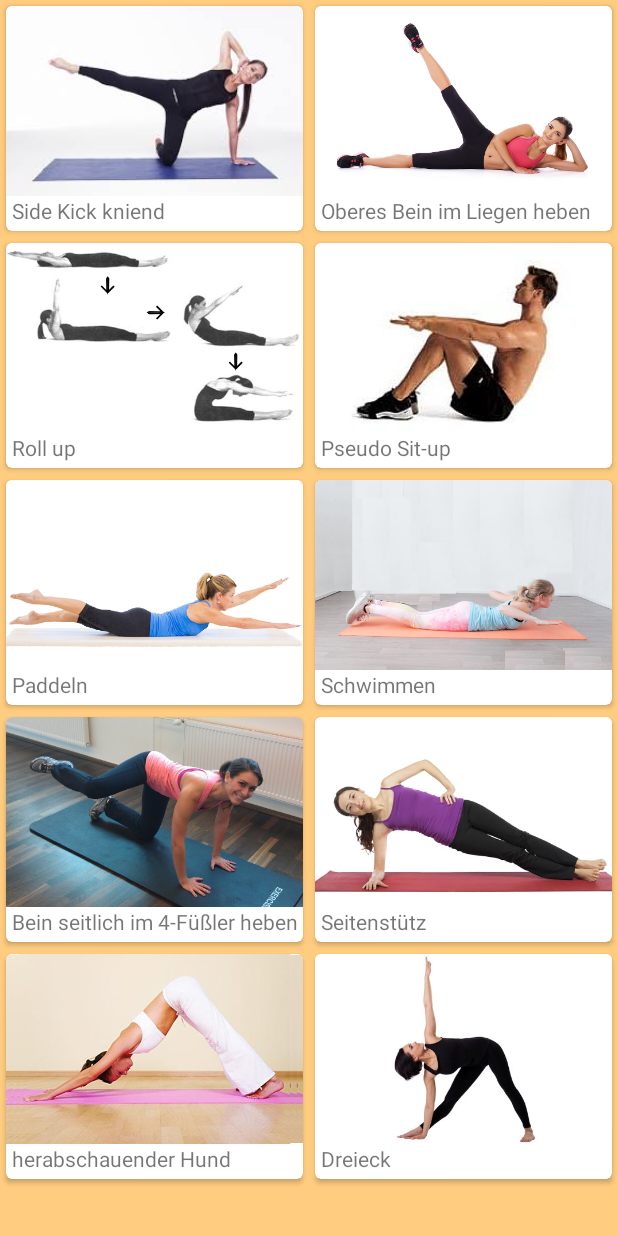
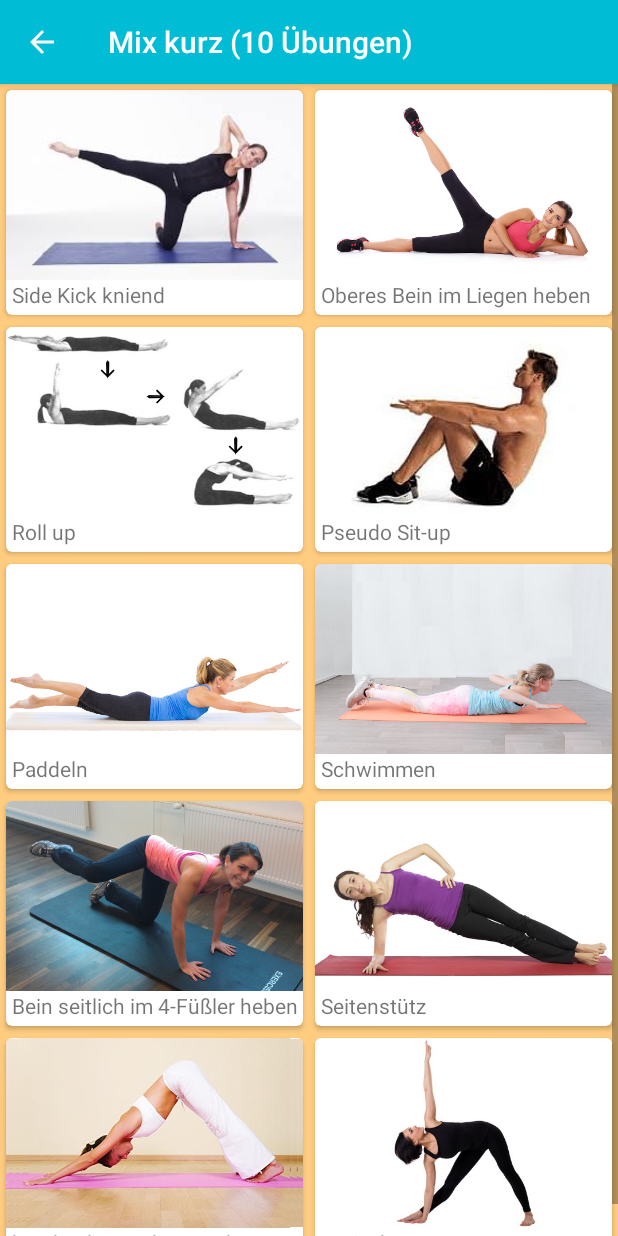
Before and after one commit to deftone/workoutAppAndroid, an Android app: the screen it shows after launch (CreateWorkoutActivity), in the side drawer, after a tap on "Mix kurz (10 Übungen)", on a phone screen of 412 x 824 dp. Run offline under Robolectric (Android 15) with nearby library versions, the phone set to English and light mode, and no system bars.

Commit message:
created workout hat jetzt auch eine toolbar mit title und up arrow

```diff
--- a/app/src/main/java/de/deftone/bitsandpizzas/activities/CreateWorkoutActivity.java
+++ b/app/src/main/java/de/deftone/bitsandpizzas/activities/CreateWorkoutActivity.java
@@ -2,27 +2,52 @@ package de.deftone.bitsandpizzas.activities;
 
 
 import android.os.Bundle;
+import android.support.v4.widget.DrawerLayout;
+import android.support.v7.app.ActionBar;
+import android.support.v7.app.ActionBarDrawerToggle;
 import android.support.v7.app.AppCompatActivity;
+import android.support.v7.widget.Toolbar;
+import android.view.View;
 
 import de.deftone.bitsandpizzas.R;
 import de.deftone.bitsandpizzas.fragments.ExerciseFragment;
 
+import static de.deftone.bitsandpizzas.activities.MainActivity.TYPE;
 import static de.deftone.bitsandpizzas.activities.MainActivity.TYPE_CREATED_EXERCISES;
-import static de.deftone.bitsandpizzas.activities.MainActivity.TYPE;
 
 public class CreateWorkoutActivity extends AppCompatActivity {
 
+    public static final String EXTRA_TITLE = "title";
 
     @Override
     protected void onCreate(Bundle savedInstanceState) {
         super.onCreate(savedInstanceState);
         setContentView(R.layout.activity_create_workout);
 
-        //todo: das hier als naechstes: mit backarrow! da kann ich evtl das von unten gebrauchen...?
-        //die toolbar verdeckt den oberen teil der cardvies, deshalb erstmal weglassen
-//        Toolbar toolbar = findViewById(R.id.toolbar_create);
-//        toolbar.setTitle("Dein Workout");
-//        setSupportActionBar(toolbar);
+        Toolbar toolbar = findViewById(R.id.toolbar_create);
+        toolbar.setTitle(getIntent().getExtras().getString(EXTRA_TITLE));
+        setSupportActionBar(toolbar);
+
+        //show up arrow
+        setSupportActionBar(toolbar);
+        ActionBar actionBar = getSupportActionBar();
+        DrawerLayout drawer = findViewById(R.id.drawer_created_exercise_layout);
+        ActionBarDrawerToggle toggle = new ActionBarDrawerToggle(this,
+                drawer, toolbar,
+                R.string.nav_open_drawer,
+                R.string.nav_close_drawer);
+        //show up arrow (setting it first false and then true is "best practise"...)
+        actionBar.setDisplayHomeAsUpEnabled(false);
+        toggle.setDrawerIndicatorEnabled(false);
+        actionBar.setDisplayHomeAsUpEnabled(true);
+        //and implement up arrow functionality: set correct tab of viewpager
+        toggle.setToolbarNavigationClickListener(new View.OnClickListener() {
+            @Override
+            public void onClick(View v) {
+                finish();
+            }
+        });
+        actionBar.setDisplayHomeAsUpEnabled(true);
 
         ExerciseFragment exerciseFragment = new ExerciseFragment();
         Bundle bundle = new Bundle();
@@ -52,4 +77,5 @@ public class CreateWorkoutActivity extends AppCompatActivity {
 //                                .commit();
 //        }
     }
+
 }
--- a/app/src/main/java/de/deftone/bitsandpizzas/activities/ExerciseDetailActivity.java
+++ b/app/src/main/java/de/deftone/bitsandpizzas/activities/ExerciseDetailActivity.java
@@ -137,7 +137,7 @@ public class ExerciseDetailActivity extends AppCompatActivity {
         //show up arrow
         setSupportActionBar(toolbar);
         ActionBar actionBar = getSupportActionBar();
-        DrawerLayout drawer = findViewById(R.id.drawer_layout);
+        DrawerLayout drawer = findViewById(R.id.drawer_main_activity_layout);
         ActionBarDrawerToggle toggle = new ActionBarDrawerToggle(this,
                 drawer, toolbar,
                 R.string.nav_open_drawer,
--- a/app/src/main/java/de/deftone/bitsandpizzas/activities/MainActivity.java
+++ b/app/src/main/java/de/deftone/bitsandpizzas/activities/MainActivity.java
@@ -36,6 +36,7 @@ import de.deftone.bitsandpizzas.data.StretchingExerciseData;
 import de.deftone.bitsandpizzas.fragments.ExerciseFragment;
 import de.deftone.bitsandpizzas.fragments.TopFragment;
 
+import static de.deftone.bitsandpizzas.activities.CreateWorkoutActivity.EXTRA_TITLE;
 import static de.deftone.bitsandpizzas.activities.ExerciseDetailActivity.EXTRA_VIEWPAGER;
 import static de.deftone.bitsandpizzas.activities.StatisticActivity.ALL;
 import static de.deftone.bitsandpizzas.activities.StatisticActivity.EXTRA;
@@ -75,7 +76,7 @@ public class MainActivity extends AppCompatActivity implements NavigationView.On
         setSupportActionBar(toolbar);
 
         //add burger icon for drawer to toolbar
-        DrawerLayout drawer = findViewById(R.id.drawer_layout);
+        DrawerLayout drawer = findViewById(R.id.drawer_main_activity_layout);
         ActionBarDrawerToggle toggle = new ActionBarDrawerToggle(
                 this,
                 drawer,
@@ -215,42 +216,57 @@ public class MainActivity extends AppCompatActivity implements NavigationView.On
     public boolean onNavigationItemSelected(@NonNull MenuItem item) {
         int id = item.getItemId();
         Intent intent = null;
+        String title;
         switch (id) {
             //hier jedesmal die CREATED_EXERCISES_LIST neu befuellen
             case R.id.nav_random_mix_long:
                 CreatedExercise.generateRandomExercises(4, 5,
                         5, 7, 5);
                 intent = new Intent(this, CreateWorkoutActivity.class);
+                title = getString(R.string.random_mix_long);
+                intent.putExtra(EXTRA_TITLE, title);
                 break;
             case R.id.nav_random_mix_medium:
-                intent = new Intent(this, CreateWorkoutActivity.class);
                 CreatedExercise.generateRandomExercises(3, 4,
                         3, 5, 3);
+                title = getString(R.string.random_mix_medium);
+                intent = new Intent(this, CreateWorkoutActivity.class);
+                intent.putExtra(EXTRA_TITLE, title);
                 break;
             case R.id.nav_random_mix_short:
-                intent = new Intent(this, CreateWorkoutActivity.class);
                 CreatedExercise.generateRandomExercises(2, 2,
                         2, 2, 2);
+                title = getString(R.string.random_mix_short);
+                intent = new Intent(this, CreateWorkoutActivity.class);
+                intent.putExtra(EXTRA_TITLE, title);
                 break;
             case R.id.nav_radom_legs:
-                intent = new Intent(this, CreateWorkoutActivity.class);
                 CreatedExercise.generateRandomExercises(6, 0,
                         0, 0, 0);
+                title = getString(R.string.random_legs);
+                intent = new Intent(this, CreateWorkoutActivity.class);
+                intent.putExtra(EXTRA_TITLE, title);
                 break;
             case R.id.nav_radom_belly:
-                intent = new Intent(this, CreateWorkoutActivity.class);
                 CreatedExercise.generateRandomExercises(0, 6,
                         0, 0, 0);
+                title = getString(R.string.random_belly);
+                intent = new Intent(this, CreateWorkoutActivity.class);
+                intent.putExtra(EXTRA_TITLE, title);
                 break;
             case R.id.nav_radom_back:
                 CreatedExercise.generateRandomExercises(0, 0,
                         6, 0, 0);
+                title = getString(R.string.random_back);
                 intent = new Intent(this, CreateWorkoutActivity.class);
+                intent.putExtra(EXTRA_TITLE, title);
                 break;
             case R.id.nav_radom_combi:
                 CreatedExercise.generateRandomExercises(0, 0,
                         0, 6, 0);
+                title = getString(R.string.random_combi);
                 intent = new Intent(this, CreateWorkoutActivity.class);
+                intent.putExtra(EXTRA_TITLE, title);
                 break;
             case R.id.statistic_last10:
                 intent = new Intent(this, StatisticActivity.class);
@@ -275,14 +291,14 @@ public class MainActivity extends AppCompatActivity implements NavigationView.On
         if (intent != null)
             startActivity(intent);
 
-        DrawerLayout drawer = findViewById(R.id.drawer_layout);
+        DrawerLayout drawer = findViewById(R.id.drawer_main_activity_layout);
         drawer.closeDrawer(GravityCompat.START);
         return true;
     }
 
     @Override
     public void onBackPressed() {
-        DrawerLayout drawerLayout = findViewById(R.id.drawer_layout);
+        DrawerLayout drawerLayout = findViewById(R.id.drawer_main_activity_layout);
         if (drawerLayout.isDrawerOpen(GravityCompat.START)) {
             drawerLayout.closeDrawer(GravityCompat.START);
         } else
--- a/app/src/main/java/de/deftone/bitsandpizzas/activities/StatisticActivity.java
+++ b/app/src/main/java/de/deftone/bitsandpizzas/activities/StatisticActivity.java
@@ -34,7 +34,7 @@ import static de.deftone.bitsandpizzas.helper.ExerciseDetailAddPoints.PREFS_POIN
 /**
  * Created by deftone on 12.01.18.
  */
-
+//todo: toolbar und up arrow hinzufuegen
 public class StatisticActivity extends AppCompatActivity {
     public static final String EXTRA = "extra";
     public static final int LAST_TEN = 10;
--- a/app/src/main/java/de/deftone/bitsandpizzas/fragments/ExerciseFragment.java
+++ b/app/src/main/java/de/deftone/bitsandpizzas/fragments/ExerciseFragment.java
@@ -8,6 +8,7 @@ import android.support.annotation.Nullable;
 import android.support.v4.app.Fragment;
 import android.support.v7.widget.GridLayoutManager;
 import android.support.v7.widget.RecyclerView;
+import android.support.v7.widget.Toolbar;
 import android.view.LayoutInflater;
 import android.view.View;
 import android.view.ViewGroup;
@@ -52,6 +53,8 @@ public class ExerciseFragment extends Fragment {
         List<String> exerciseNames = new ArrayList<>();
         List<Integer> exerciseImages = new ArrayList<>();
 
+        recyclerView = (RecyclerView) inflater.inflate(R.layout.recycler_view_exercises, container, false);
+
         if (bundle != null) {
             switch (bundle.getString(TYPE)) {
                 case TYPE_LEG_EXERCISES:
@@ -88,12 +91,15 @@ public class ExerciseFragment extends Fragment {
                     for (CreatedExercise exercise : CREATED_EXERCISES_LIST) {
                         exerciseNames.add(exercise.getName());
                         exerciseImages.add(exercise.getImageResourceId());
+                        Toolbar toolbar = getActivity().findViewById(R.id.toolbar_create);
+                        int height = toolbar.getMinimumHeight();
+                        recyclerView.setPadding(0, height, 0, 0);
                     }
                     break;
             }
         }
 
-        recyclerView = (RecyclerView) inflater.inflate(R.layout.recycler_view_exercises, container, false);
+
 
         CaptionedImagesAdapter adapter = new CaptionedImagesAdapter(exerciseNames, exerciseImages);
         recyclerView.setAdapter(adapter);
--- a/app/src/main/res/layout/activity_create_workout.xml
+++ b/app/src/main/res/layout/activity_create_workout.xml
@@ -1,4 +1,10 @@
 <?xml version="1.0" encoding="utf-8"?>
+<android.support.v4.widget.DrawerLayout xmlns:android="http://schemas.android.com/apk/res/android"
+    xmlns:app="http://schemas.android.com/apk/res-auto"
+    android:id="@+id/drawer_created_exercise_layout"
+    android:layout_width="match_parent"
+    android:layout_height="match_parent">
+
     <android.support.design.widget.CoordinatorLayout xmlns:android="http://schemas.android.com/apk/res/android"
         android:id="@+id/activity_create_workout"
         android:layout_width="match_parent"
@@ -9,12 +15,14 @@
             android:layout_height="wrap_content"
             android:theme="@style/ThemeOverlay.AppCompat.Dark.ActionBar">
 
-        <!--<android.support.v7.widget.Toolbar-->
-            <!--android:id="@+id/toolbar_create"-->
-            <!--android:layout_width="match_parent"-->
-            <!--android:layout_height="?attr/actionBarSize" />-->
-        <!--app:layout_scrollFlags="scroll|enterAlways" -->
+            <android.support.v7.widget.Toolbar
+                android:id="@+id/toolbar_create"
+                android:layout_width="match_parent"
+                android:layout_height="?attr/actionBarSize" />
+            <!--app:layout_scrollFlags="scroll|enterAlways"-->
 
         </android.support.design.widget.AppBarLayout>
 
     </android.support.design.widget.CoordinatorLayout>
+
+</android.support.v4.widget.DrawerLayout>
--- a/app/src/main/res/layout/activity_main.xml
+++ b/app/src/main/res/layout/activity_main.xml
@@ -1,7 +1,7 @@
 <?xml version="1.0" encoding="utf-8"?>
 <android.support.v4.widget.DrawerLayout xmlns:android="http://schemas.android.com/apk/res/android"
     xmlns:app="http://schemas.android.com/apk/res-auto"
-    android:id="@+id/drawer_layout"
+    android:id="@+id/drawer_main_activity_layout"
     android:layout_width="match_parent"
     android:layout_height="match_parent">
 
```
Lines whose indentation alone changed are shown as unchanged.
